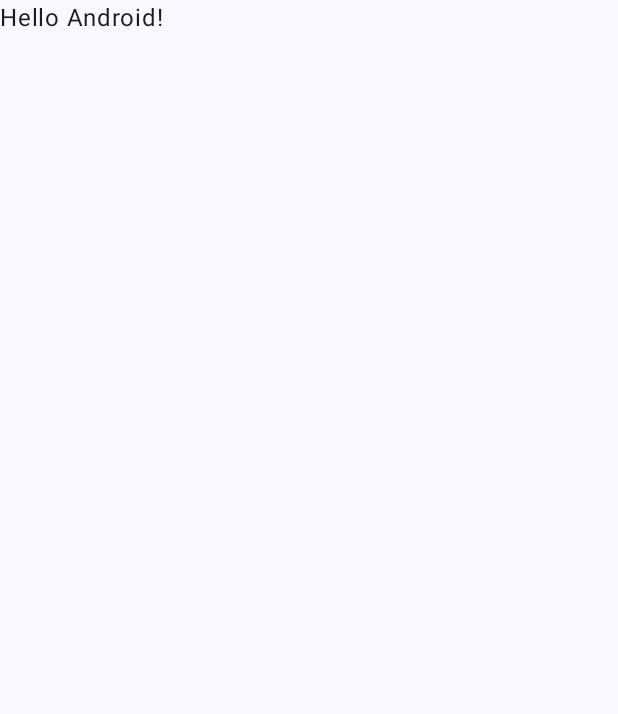
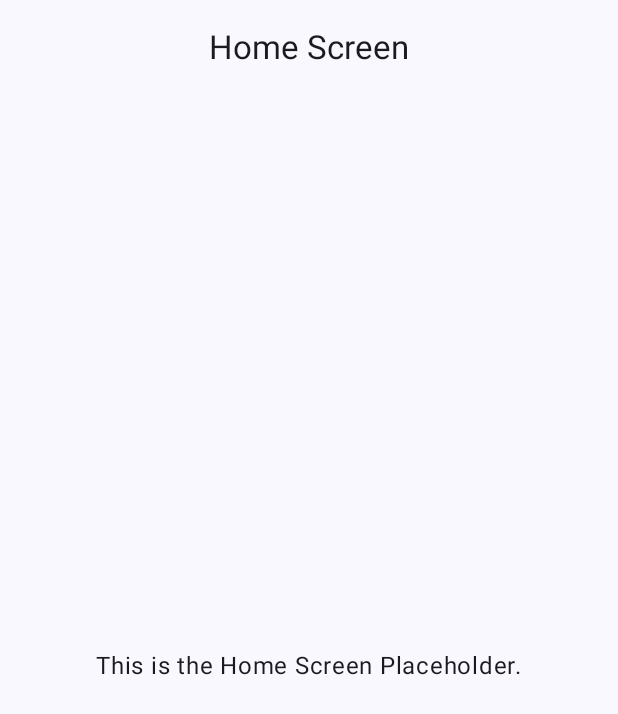
Before and after one commit to fgmasw/FullyTrilingual-Public, an Android app built with Jetpack Compose: the screen it shows after launch (MainActivity), on a phone screen of 412 x 824 dp. Before the commit the part shown is almost empty. Shown: the top 714 px of the screen. Run offline under Robolectric (Android 15) with nearby library versions, the phone set to English and light mode, and no system bars.

Commit message:
Update with changes 2024-12-12 20:24

```diff
--- a/app/build.gradle.kts
+++ b/app/build.gradle.kts
@@ -65,6 +65,9 @@ dependencies {
     // ViewModel Compose
     implementation(libs.androidx.lifecycle.viewmodel.compose)
 
+    // Navigation Compose
+    implementation(libs.androidx.navigation.compose)
+
     // Testing dependencies
     testImplementation(libs.junit)
     androidTestImplementation(libs.androidx.junit)
--- a/app/src/main/java/com/fagir/fullytrilingual/MainActivity.kt
+++ b/app/src/main/java/com/fagir/fullytrilingual/MainActivity.kt
@@ -3,45 +3,47 @@ package com.fagir.fullytrilingual
 import android.os.Bundle
 import androidx.activity.ComponentActivity
 import androidx.activity.compose.setContent
-import androidx.activity.enableEdgeToEdge
-import androidx.compose.foundation.layout.fillMaxSize
-import androidx.compose.foundation.layout.padding
 import androidx.compose.material3.Scaffold
-import androidx.compose.material3.Text
 import androidx.compose.runtime.Composable
-import androidx.compose.ui.Modifier
 import androidx.compose.ui.tooling.preview.Preview
+import androidx.navigation.compose.NavHost
+import androidx.navigation.compose.composable
+import androidx.navigation.compose.rememberNavController
+import com.fagir.fullytrilingual.ui.screens.home.HomeScreenPlaceholder
+import com.fagir.fullytrilingual.ui.screens.addword.AddWordScreenPlaceholder
+import com.fagir.fullytrilingual.ui.screens.wordlist.WordListScreenPlaceholder
 import com.fagir.fullytrilingual.ui.theme.FullyTrilingualTheme
 
 class MainActivity : ComponentActivity() {
     override fun onCreate(savedInstanceState: Bundle?) {
         super.onCreate(savedInstanceState)
-        enableEdgeToEdge()
         setContent {
             FullyTrilingualTheme {
-                Scaffold(modifier = Modifier.fillMaxSize()) { innerPadding ->
-                    Greeting(
-                        name = "Android",
-                        modifier = Modifier.padding(innerPadding)
-                    )
-                }
+                AppScaffold()
             }
         }
     }
 }
 
 @Composable
-fun Greeting(name: String, modifier: Modifier = Modifier) {
-    Text(
-        text = "Hello $name!",
-        modifier = modifier
-    )
+fun AppScaffold() {
+    val navController = rememberNavController()
+    Scaffold { innerPadding ->
+        NavHost(
+            navController = navController,
+            startDestination = "home"
+        ) {
+            composable("home") { HomeScreenPlaceholder(navController) }
+            composable("addWord") { AddWordScreenPlaceholder(navController) }
+            composable("wordList") { WordListScreenPlaceholder(navController) }
+        }
+    }
 }
 
 @Preview(showBackground = true)
 @Composable
-fun GreetingPreview() {
+fun AppScaffoldPreview() {
     FullyTrilingualTheme {
-        Greeting("Android")
+        AppScaffold()
     }
 }
--- /dev/null
+++ b/app/src/main/java/com/fagir/fullytrilingual/ui/screens/home/HomeScreenPlaceholder.kt
@@ -0,0 +1,36 @@
+@file:OptIn(ExperimentalMaterial3Api::class) // Opt-In aplicado a todo el archivo
+
+package com.fagir.fullytrilingual.ui.screens.home
+
+import androidx.compose.foundation.layout.*
+import androidx.compose.material3.ExperimentalMaterial3Api
+import androidx.compose.material3.Scaffold
+import androidx.compose.material3.Text
+import androidx.compose.material3.CenterAlignedTopAppBar
+import androidx.compose.runtime.Composable
+import androidx.compose.ui.Modifier
+import androidx.compose.ui.Alignment
+import androidx.navigation.NavController
+
+@Composable
+fun HomeScreenPlaceholder(navController: NavController) {
+    Scaffold(
+        topBar = {
+            CenterAlignedTopAppBar(
+                title = { Text("Home Screen") }
+            )
+        }
+    ) { innerPadding ->
+        // Cuerpo de la pantalla
+        Column(
+            modifier = Modifier
+                .fillMaxSize()
+                .padding(innerPadding),
+            horizontalAlignment = Alignment.CenterHorizontally,
+            verticalArrangement = Arrangement.Center
+        ) {
+            // Texto de placeholder
+            Text(text = "This is the Home Screen Placeholder.")
+        }
+    }
+}
--- a/gradle/libs.versions.toml
+++ b/gradle/libs.versions.toml
@@ -11,6 +11,7 @@ composeBom = "2024.04.01"
 room = "2.5.0"
 composeUi = "1.5.0"
 viewModelCompose = "2.6.0"
+navigationCompose = "2.6.0-alpha04" # Nueva versión para navigation-compose
 
 [libraries]
 androidx-core-ktx = { group = "androidx.core", name = "core-ktx", version.ref = "coreKtx" }
@@ -36,6 +37,9 @@ androidx-room-ktx = { group = "androidx.room", name = "room-ktx", version.ref =
 # ViewModel Compose
 androidx-lifecycle-viewmodel-compose = { group = "androidx.lifecycle", name = "lifecycle-viewmodel-compose", version.ref = "viewModelCompose" }
 
+# Navigation Compose
+androidx-navigation-compose = { group = "androidx.navigation", name = "navigation-compose", version.ref = "navigationCompose" }
+
 [plugins]
 android-application = { id = "com.android.application", version.ref = "agp" }
 kotlin-android = { id = "org.jetbrains.kotlin.android", version.ref = "kotlin" }
```
Also changed, not shown: app/src/main/java/com/fagir/fullytrilingual/ui/screens/addword/AddWordScreenPlaceholder.kt (added, +47 -0 lines), app/src/main/java/com/fagir/fullytrilingual/ui/screens/wordlist/WordListScreenPlaceholder.kt (added, +36 -0 lines).
